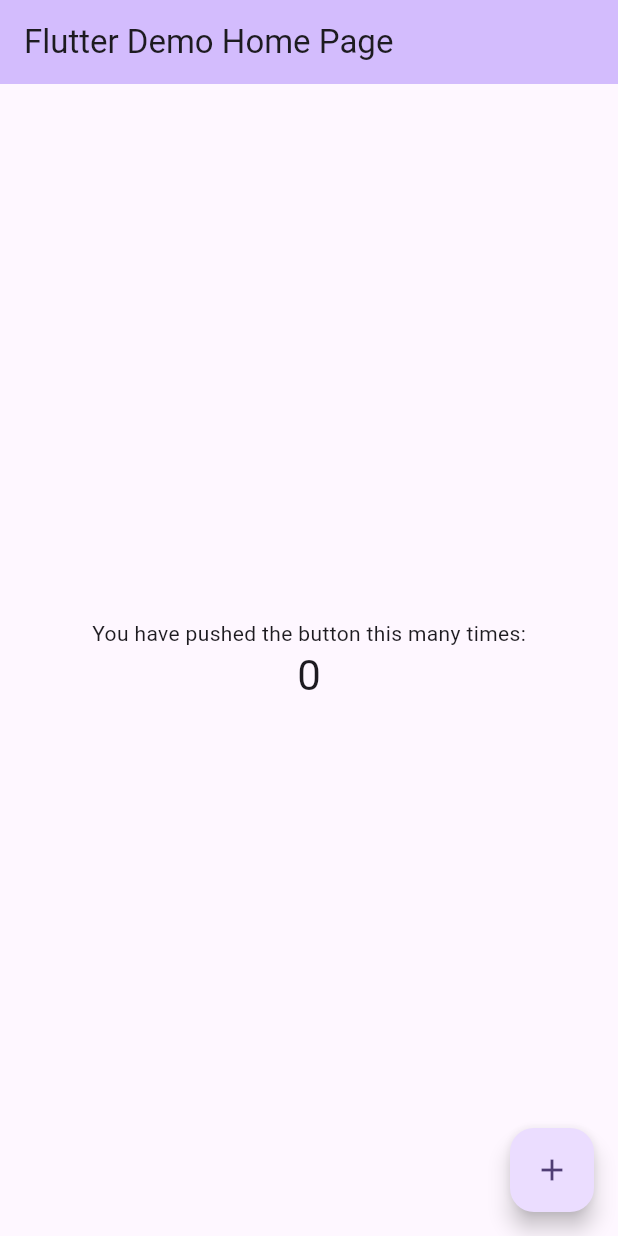
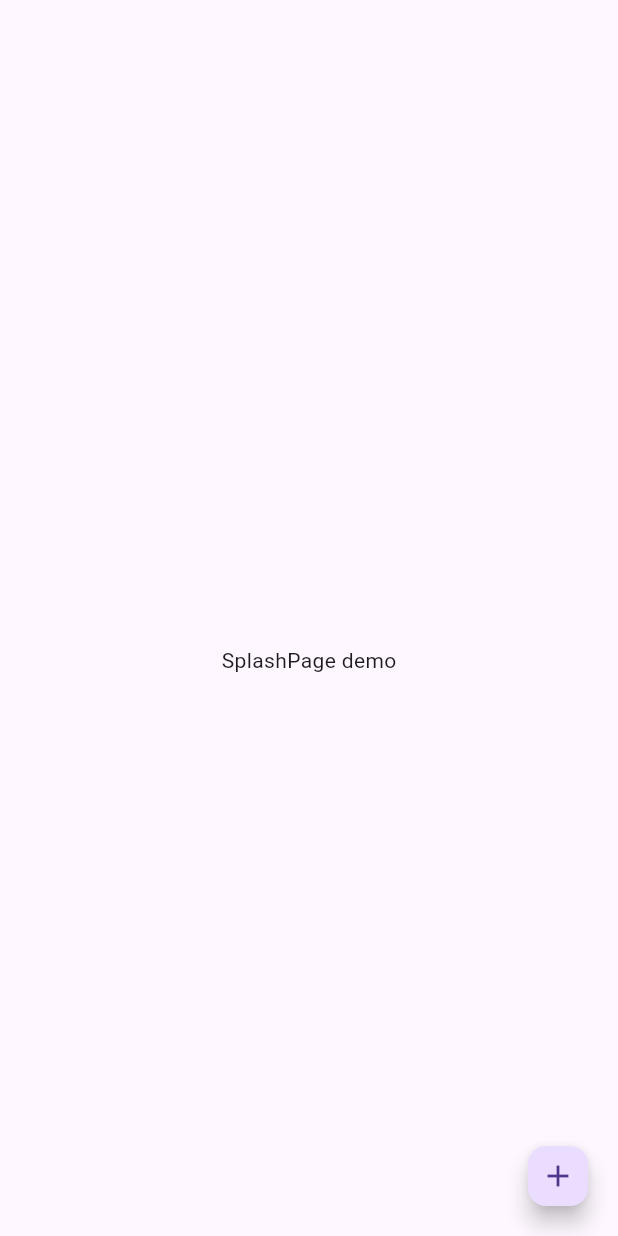
Before and after one commit to phucst123/cs300-dugbet, a Flutter app: the screen it shows after launch, on a phone screen of 412 x 824 dp. Run offline on Flutter 3.47's test engine with Material 3 defaults, Android fonts, the phone set to English and light mode, and no system bars; our stand-ins replace get.

Commit message:
add getX and routes management

```diff
--- a/src/lib/main.dart
+++ b/src/lib/main.dart
@@ -1,4 +1,6 @@
+import 'package:dugbet/routes/app_routes.dart';
 import 'package:flutter/material.dart';
+import 'package:get/get.dart';
 
 void main() {
   runApp(const MyApp());
@@ -10,116 +12,14 @@
   // This widget is the root of your application.
   @override
   Widget build(BuildContext context) {
-    return MaterialApp(
+    return GetMaterialApp(
+      debugShowCheckedModeBanner: false,
       title: 'Flutter Demo',
-      theme: ThemeData(
-        // This is the theme of your application.
-        //
-        // TRY THIS: Try running your application with "flutter run". You'll see
-        // the application has a purple toolbar. Then, without quitting the app,
-        // try changing the seedColor in the colorScheme below to Colors.green
-        // and then invoke "hot reload" (save your changes or press the "hot
-        // reload" button in a Flutter-supported IDE, or press "r" if you used
-        // the command line to start the app).
-        //
-        // Notice that the counter didn't reset back to zero; the application
-        // state is not lost during the reload. To reset the state, use hot
-        // restart instead.
-        //
-        // This works for code too, not just values: Most code changes can be
-        // tested with just a hot reload.
-        colorScheme: ColorScheme.fromSeed(seedColor: Colors.deepPurple),
-        useMaterial3: true,
-      ),
-      home: const MyHomePage(title: 'Flutter Demo Home Page'),
+      // theme: ThemeData(
+      //   colorScheme: ColorScheme.fromSeed(seedColor: Colors.deepPurple),
+      //   useMaterial3: true,
+      // ),
+      getPages: AppRoute.routes(),
     );
   }
 }
-
-class MyHomePage extends StatefulWidget {
-  const MyHomePage({super.key, required this.title});
-
-  // This widget is the home page of your application. It is stateful, meaning
-  // that it has a State object (defined below) that contains fields that affect
-  // how it looks.
-
-  // This class is the configuration for the state. It holds the values (in this
-  // case the title) provided by the parent (in this case the App widget) and
-  // used by the build method of the State. Fields in a Widget subclass are
-  // always marked "final".
-
-  final String title;
-
-  @override
-  State<MyHomePage> createState() => _MyHomePageState();
-}
-
-class _MyHomePageState extends State<MyHomePage> {
-  int _counter = 0;
-
-  void _incrementCounter() {
-    setState(() {
-      // This call to setState tells the Flutter framework that something has
-      // changed in this State, which causes it to rerun the build method below
-      // so that the display can reflect the updated values. If we changed
-      // _counter without calling setState(), then the build method would not be
-      // called again, and so nothing would appear to happen.
-      _counter++;
-    });
-  }
-
-  @override
-  Widget build(BuildContext context) {
-    // This method is rerun every time setState is called, for instance as done
-    // by the _incrementCounter method above.
-    //
-    // The Flutter framework has been optimized to make rerunning build methods
-    // fast, so that you can just rebuild anything that needs updating rather
-    // than having to individually change instances of widgets.
-    return Scaffold(
-      appBar: AppBar(
-        // TRY THIS: Try changing the color here to a specific color (to
-        // Colors.amber, perhaps?) and trigger a hot reload to see the AppBar
-        // change color while the other colors stay the same.
-        backgroundColor: Theme.of(context).colorScheme.inversePrimary,
-        // Here we take the value from the MyHomePage object that was created by
-        // the App.build method, and use it to set our appbar title.
-        title: Text(widget.title),
-      ),
-      body: Center(
-        // Center is a layout widget. It takes a single child and positions it
-        // in the middle of the parent.
-        child: Column(
-          // Column is also a layout widget. It takes a list of children and
-          // arranges them vertically. By default, it sizes itself to fit its
-          // children horizontally, and tries to be as tall as its parent.
-          //
-          // Column has various properties to control how it sizes itself and
-          // how it positions its children. Here we use mainAxisAlignment to
-          // center the children vertically; the main axis here is the vertical
-          // axis because Columns are vertical (the cross axis would be
-          // horizontal).
-          //
-          // TRY THIS: Invoke "debug painting" (choose the "Toggle Debug Paint"
-          // action in the IDE, or press "p" in the console), to see the
-          // wireframe for each widget.
-          mainAxisAlignment: MainAxisAlignment.center,
-          children: <Widget>[
-            const Text(
-              'You have pushed the button this many times:',
-            ),
-            Text(
-              '$_counter',
-              style: Theme.of(context).textTheme.headlineMedium,
-            ),
-          ],
-        ),
-      ),
-      floatingActionButton: FloatingActionButton(
-        onPressed: _incrementCounter,
-        tooltip: 'Increment',
-        child: const Icon(Icons.add),
-      ), // This trailing comma makes auto-formatting nicer for build methods.
-    );
-  }
-}
--- /dev/null
+++ b/src/lib/routes/app_pages.dart
@@ -0,0 +1,4 @@
+class AppPage {
+  static const splashPage = '/';
+  static const homePage = '/home';
+}
--- /dev/null
+++ b/src/lib/routes/app_routes.dart
@@ -0,0 +1,17 @@
+import 'package:dugbet/routes/app_pages.dart';
+import 'package:dugbet/views/pages/home_page.dart';
+import 'package:dugbet/views/pages/splash_page.dart';
+import 'package:get/get.dart';
+
+class AppRoute {
+  static List<GetPage> routes() => [
+        GetPage(
+          name: AppPage.splashPage,
+          page: () => const SplashPage(),
+        ),
+        GetPage(
+          name: AppPage.homePage,
+          page: () => const HomePage(),
+        ),
+      ];
+}
--- /dev/null
+++ b/src/lib/views/pages/home_page.dart
@@ -0,0 +1,22 @@
+import 'package:dugbet/routes/app_pages.dart';
+import 'package:dugbet/views/pages/splash_page.dart';
+import 'package:flutter/material.dart';
+import 'package:get/get.dart';
+
+class HomePage extends StatelessWidget {
+  const HomePage({super.key});
+
+  @override
+  Widget build(BuildContext context) {
+    return Scaffold(
+      body: Center(child: Text("HomePage demo")),
+      appBar: AppBar(
+        elevation: 0,
+        leading: IconButton(
+          icon: const Icon(Icons.arrow_back_ios),
+          onPressed: () => Get.back(),
+        ),
+      ),
+    );
+  }
+}
--- /dev/null
+++ b/src/lib/views/pages/splash_page.dart
@@ -0,0 +1,19 @@
+import 'package:dugbet/routes/app_pages.dart';
+import 'package:flutter/material.dart';
+import 'package:get/get.dart';
+
+class SplashPage extends StatelessWidget {
+  const SplashPage({super.key});
+
+  @override
+  Widget build(BuildContext context) {
+    return Scaffold(
+      body: Center(child: Text("SplashPage demo")),
+      appBar: AppBar(),
+      floatingActionButton: FloatingActionButton.small(
+        onPressed: () => Get.toNamed(AppPage.homePage),
+        child: const Icon(Icons.add),
+      ),
+    );
+  }
+}
--- a/src/pubspec.yaml
+++ b/src/pubspec.yaml
@@ -35,6 +35,7 @@ dependencies:
   # The following adds the Cupertino Icons font to your application.
   # Use with the CupertinoIcons class for iOS style icons.
   cupertino_icons: ^1.0.2
+  get: ^4.6.6
 
 dev_dependencies:
   flutter_test:
```
Also changed, not shown: src/pubspec.lock.
